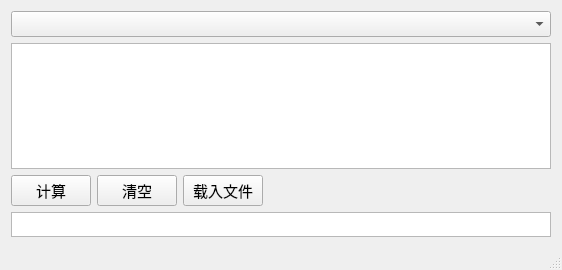
The window that CRCCalc/ui/crccalc.ui (Ging-H/CRC) describes before a commit, drawn with Qt 5.
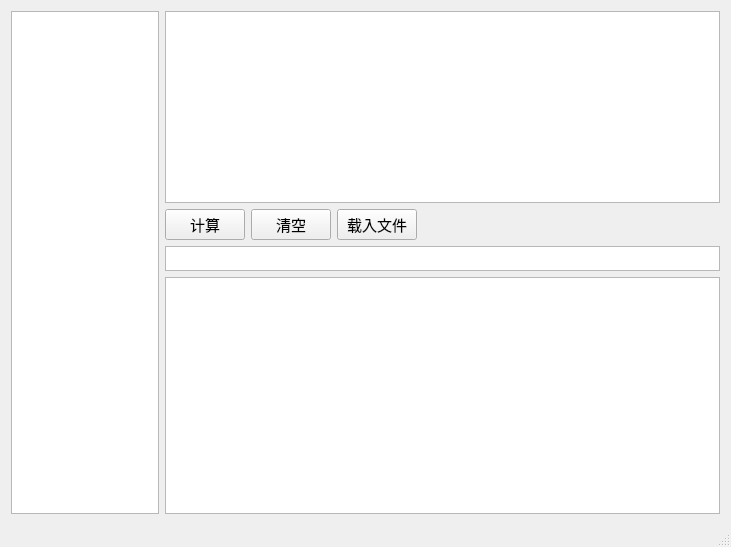
The same window after the commit. Icons and pictures are not drawn.

What changed in the file:
```diff
--- a/CRCCalc/ui/crccalc.ui
+++ b/CRCCalc/ui/crccalc.ui
@@ -6,8 +6,8 @@
    <rect>
     <x>0</x>
     <y>0</y>
-    <width>562</width>
-    <height>270</height>
+    <width>731</width>
+    <height>547</height>
    </rect>
   </property>
   <property name="windowTitle">
@@ -19,19 +19,39 @@
   </property>
   <widget class="QWidget" name="centralWidget">
    <layout class="QGridLayout" name="gridLayout">
-    <item row="2" column="0">
-     <widget class="QPushButton" name="btnCalc">
+    <item row="2" column="4">
+     <widget class="QLabel" name="lblMsg">
+      <property name="text">
+       <string/>
+      </property>
+     </widget>
+    </item>
+    <item row="0" column="0" rowspan="5">
+     <widget class="QListWidget" name="lstCRCSelect">
+      <property name="maximumSize">
+       <size>
+        <width>148</width>
+        <height>16777215</height>
+       </size>
+      </property>
+     </widget>
+    </item>
+    <item row="4" column="1" colspan="5">
+     <widget class="QPlainTextEdit" name="txtMsg"/>
+    </item>
+    <item row="2" column="3">
+     <widget class="QPushButton" name="btnLoadFile">
       <property name="font">
        <font>
         <pointsize>11</pointsize>
        </font>
       </property>
       <property name="text">
-       <string>计算</string>
+       <string>载入文件</string>
       </property>
      </widget>
     </item>
-    <item row="1" column="0" colspan="5">
+    <item row="0" column="1" rowspan="2" colspan="5">
      <widget class="QPlainTextEdit" name="txtEdit">
       <property name="font">
        <font>
@@ -52,20 +72,31 @@
       </property>
      </widget>
     </item>
-    <item row="2" column="4">
-     <spacer name="horizontalSpacer">
-      <property name="orientation">
-       <enum>Qt::Horizontal</enum>
+    <item row="2" column="1">
+     <widget class="QPushButton" name="btnCalc">
+      <property name="font">
+       <font>
+        <pointsize>11</pointsize>
+       </font>
       </property>
-      <property name="sizeHint" stdset="0">
-       <size>
-        <width>40</width>
-        <height>20</height>
-       </size>
+      <property name="text">
+       <string>计算</string>
       </property>
-     </spacer>
+     </widget>
     </item>
-    <item row="3" column="0" colspan="5">
+    <item row="2" column="2">
+     <widget class="QPushButton" name="btnClear">
+      <property name="font">
+       <font>
+        <pointsize>11</pointsize>
+       </font>
+      </property>
+      <property name="text">
+       <string>清空</string>
+      </property>
+     </widget>
+    </item>
+    <item row="3" column="1" colspan="5">
      <widget class="QTextBrowser" name="txtBrowser">
       <property name="sizePolicy">
        <sizepolicy hsizetype="Preferred" vsizetype="Minimum">
@@ -108,51 +139,18 @@
       </property>
      </widget>
     </item>
-    <item row="2" column="1">
-     <widget class="QPushButton" name="btnClear">
-      <property name="font">
-       <font>
-        <pointsize>11</pointsize>
-       </font>
+    <item row="2" column="5">
+     <spacer name="horizontalSpacer">
+      <property name="orientation">
+       <enum>Qt::Horizontal</enum>
       </property>
-      <property name="text">
-       <string>清空</string>
+      <property name="sizeHint" stdset="0">
+       <size>
+        <width>40</width>
+        <height>20</height>
+       </size>
       </property>
-     </widget>
-    </item>
-    <item row="2" column="3">
-     <widget class="QLabel" name="lblMsg">
-      <property name="text">
-       <string/>
-      </property>
-     </widget>
-    </item>
-    <item row="0" column="0" colspan="5">
-     <widget class="QComboBox" name="cbbSelect">
-      <property name="font">
-       <font>
-        <pointsize>11</pointsize>
-       </font>
-      </property>
-      <property name="maxVisibleItems">
-       <number>100</number>
-      </property>
-      <property name="sizeAdjustPolicy">
-       <enum>QComboBox::AdjustToMinimumContentsLength</enum>
-      </property>
-     </widget>
-    </item>
-    <item row="2" column="2">
-     <widget class="QPushButton" name="btnLoadFile">
-      <property name="font">
-       <font>
-        <pointsize>11</pointsize>
-       </font>
-      </property>
-      <property name="text">
-       <string>载入文件</string>
-      </property>
-     </widget>
+     </spacer>
     </item>
    </layout>
   </widget>
```
Left out of the diff: 22 changed lines with no effect on the pictures.
